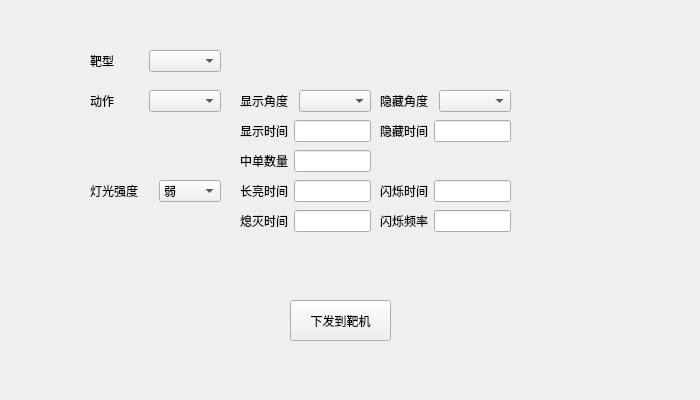
The window that src/modules/devices/SetTargetParam.ui (renyilin2007/shot-training-manager-system) describes before a commit, drawn with Qt 5.
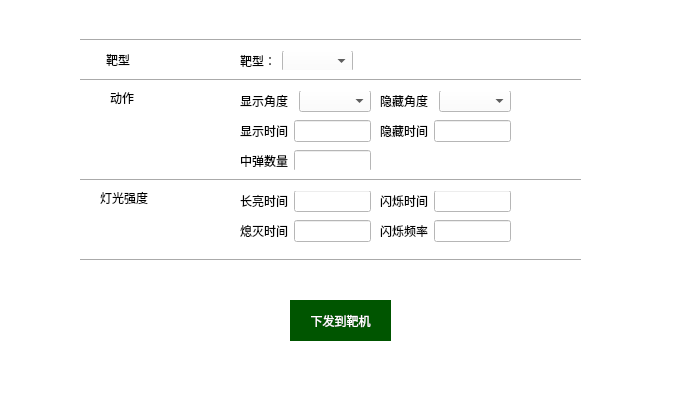
The same window after the commit.

```diff
--- a/src/modules/devices/SetTargetParam.ui
+++ b/src/modules/devices/SetTargetParam.ui
@@ -13,6 +13,9 @@
   <property name="windowTitle">
    <string>Form</string>
   </property>
+  <property name="styleSheet">
+   <string notr="true">background-color: rgb(255, 255, 255);</string>
+  </property>
   <widget class="QPushButton" name="pushButton">
    <property name="geometry">
     <rect>
@@ -22,32 +25,16 @@
      <height>41</height>
     </rect>
    </property>
+   <property name="styleSheet">
+    <string notr="true">background-color: rgb(0, 85, 0);
+color: rgb(255, 255, 255);
+border:none
+</string>
+   </property>
    <property name="text">
     <string>下发到靶机</string>
    </property>
   </widget>
-  <widget class="QWidget" name="layoutWidget">
-   <property name="geometry">
-    <rect>
-     <x>90</x>
-     <y>90</y>
-     <width>131</width>
-     <height>22</height>
-    </rect>
-   </property>
-   <layout class="QHBoxLayout" name="horizontalLayout_2">
-    <item>
-     <widget class="QLabel" name="label_2">
-      <property name="text">
-       <string>动作</string>
-      </property>
-     </widget>
-    </item>
-    <item>
-     <widget class="QComboBox" name="comboBox_2"/>
-    </item>
-   </layout>
-  </widget>
   <widget class="QWidget" name="layoutWidget_2">
    <property name="geometry">
     <rect>
@@ -149,7 +136,7 @@
     <item>
      <widget class="QLabel" name="label_7">
       <property name="text">
-       <string>中单数量</string>
+       <string>中弹数量</string>
       </property>
      </widget>
     </item>
@@ -158,49 +145,11 @@
     </item>
    </layout>
   </widget>
-  <widget class="QWidget" name="layoutWidget_7">
-   <property name="geometry">
-    <rect>
-     <x>90</x>
-     <y>180</y>
-     <width>131</width>
-     <height>22</height>
-    </rect>
-   </property>
-   <layout class="QHBoxLayout" name="horizontalLayout_8">
-    <item>
-     <widget class="QLabel" name="label_8">
-      <property name="text">
-       <string>灯光强度</string>
-      </property>
-     </widget>
-    </item>
-    <item>
-     <widget class="QComboBox" name="comboBox_5">
-      <item>
-       <property name="text">
-        <string>弱</string>
-       </property>
-      </item>
-      <item>
-       <property name="text">
-        <string>中</string>
-       </property>
-      </item>
-      <item>
-       <property name="text">
-        <string>强</string>
-       </property>
-      </item>
-     </widget>
-    </item>
-   </layout>
-  </widget>
   <widget class="QWidget" name="layoutWidget_8">
    <property name="geometry">
     <rect>
      <x>240</x>
-     <y>180</y>
+     <y>190</y>
      <width>131</width>
      <height>22</height>
     </rect>
@@ -222,7 +171,7 @@
    <property name="geometry">
     <rect>
      <x>380</x>
-     <y>180</y>
+     <y>190</y>
      <width>131</width>
      <height>22</height>
     </rect>
@@ -244,7 +193,7 @@
    <property name="geometry">
     <rect>
      <x>240</x>
-     <y>210</y>
+     <y>220</y>
      <width>131</width>
      <height>22</height>
     </rect>
@@ -266,7 +215,7 @@
    <property name="geometry">
     <rect>
      <x>380</x>
-     <y>210</y>
+     <y>220</y>
      <width>131</width>
      <height>22</height>
     </rect>
@@ -284,12 +233,12 @@
     </item>
    </layout>
   </widget>
-  <widget class="QWidget" name="">
+  <widget class="QWidget" name="layoutWidget">
    <property name="geometry">
     <rect>
-     <x>90</x>
+     <x>240</x>
      <y>50</y>
-     <width>131</width>
+     <width>113</width>
      <height>22</height>
     </rect>
    </property>
@@ -297,7 +246,10 @@
     <item>
      <widget class="QLabel" name="label">
       <property name="text">
-       <string>靶型</string>
+       <string>靶型：</string>
+      </property>
+      <property name="alignment">
+       <set>Qt::AlignCenter</set>
       </property>
      </widget>
     </item>
@@ -306,6 +258,125 @@
     </item>
    </layout>
   </widget>
+  <widget class="Line" name="line">
+   <property name="geometry">
+    <rect>
+     <x>80</x>
+     <y>30</y>
+     <width>501</width>
+     <height>21</height>
+    </rect>
+   </property>
+   <property name="orientation">
+    <enum>Qt::Horizontal</enum>
+   </property>
+  </widget>
+  <widget class="Line" name="line_2">
+   <property name="geometry">
+    <rect>
+     <x>80</x>
+     <y>250</y>
+     <width>501</width>
+     <height>21</height>
+    </rect>
+   </property>
+   <property name="orientation">
+    <enum>Qt::Horizontal</enum>
+   </property>
+  </widget>
+  <widget class="Line" name="line_3">
+   <property name="geometry">
+    <rect>
+     <x>80</x>
+     <y>170</y>
+     <width>501</width>
+     <height>21</height>
+    </rect>
+   </property>
+   <property name="orientation">
+    <enum>Qt::Horizontal</enum>
+   </property>
+  </widget>
+  <widget class="Line" name="line_4">
+   <property name="geometry">
+    <rect>
+     <x>80</x>
+     <y>70</y>
+     <width>501</width>
+     <height>21</height>
+    </rect>
+   </property>
+   <property name="orientation">
+    <enum>Qt::Horizontal</enum>
+   </property>
+  </widget>
+  <widget class="QLabel" name="label_13">
+   <property name="geometry">
+    <rect>
+     <x>100</x>
+     <y>50</y>
+     <width>36</width>
+     <height>20</height>
+    </rect>
+   </property>
+   <property name="text">
+    <string>靶型</string>
+   </property>
+   <property name="alignment">
+    <set>Qt::AlignCenter</set>
+   </property>
+  </widget>
+  <widget class="QLabel" name="label_8">
+   <property name="geometry">
+    <rect>
+     <x>100</x>
+     <y>190</y>
+     <width>48</width>
+     <height>16</height>
+    </rect>
+   </property>
+   <property name="text">
+    <string>灯光强度</string>
+   </property>
+   <property name="alignment">
+    <set>Qt::AlignCenter</set>
+   </property>
+  </widget>
+  <widget class="QLabel" name="label_2">
+   <property name="geometry">
+    <rect>
+     <x>110</x>
+     <y>90</y>
+     <width>24</width>
+     <height>16</height>
+    </rect>
+   </property>
+   <property name="text">
+    <string>动作</string>
+   </property>
+   <property name="alignment">
+    <set>Qt::AlignCenter</set>
+   </property>
+  </widget>
+  <zorder>pushButton</zorder>
+  <zorder>layoutWidget</zorder>
+  <zorder>layoutWidget_2</zorder>
+  <zorder>layoutWidget_3</zorder>
+  <zorder>layoutWidget_4</zorder>
+  <zorder>layoutWidget_5</zorder>
+  <zorder>layoutWidget_6</zorder>
+  <zorder>layoutWidget_7</zorder>
+  <zorder>layoutWidget_8</zorder>
+  <zorder>layoutWidget_9</zorder>
+  <zorder>layoutWidget_10</zorder>
+  <zorder>layoutWidget_11</zorder>
+  <zorder>layoutWidget</zorder>
+  <zorder>line</zorder>
+  <zorder>line_2</zorder>
+  <zorder>line_3</zorder>
+  <zorder>line_4</zorder>
+  <zorder>comboBox</zorder>
+  <zorder>label_13</zorder>
  </widget>
  <resources/>
  <connections/>
```
